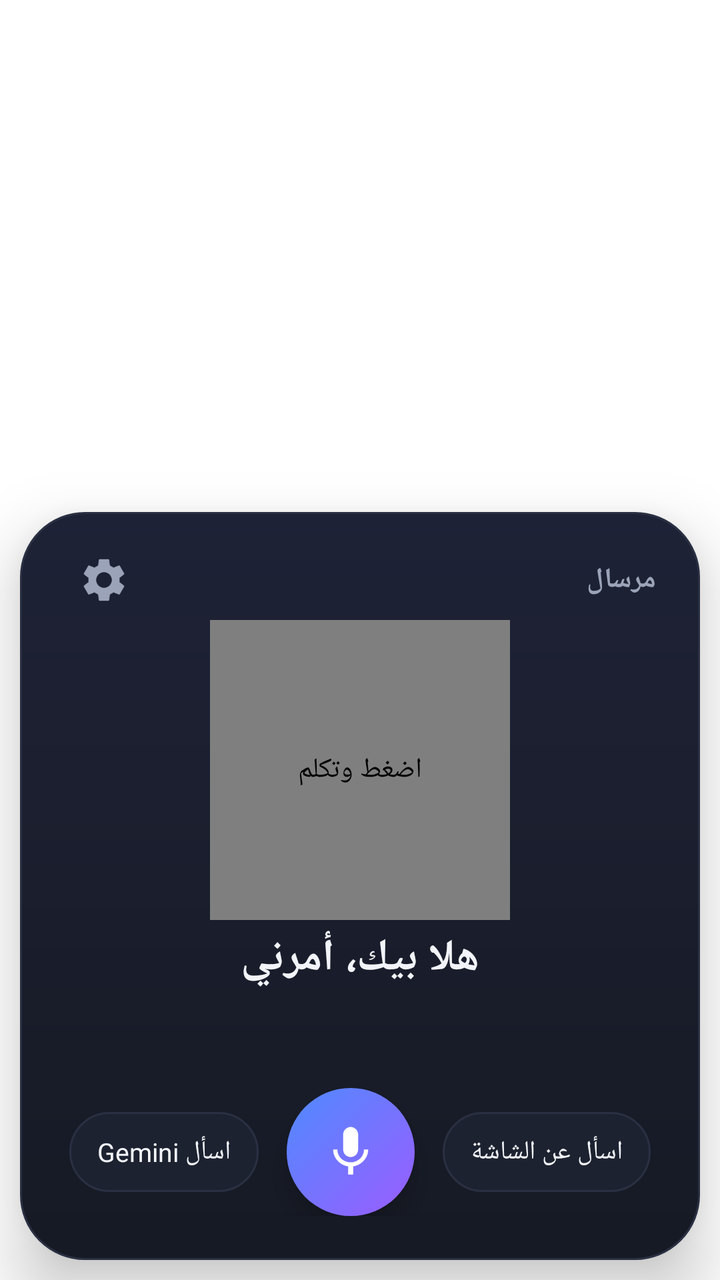
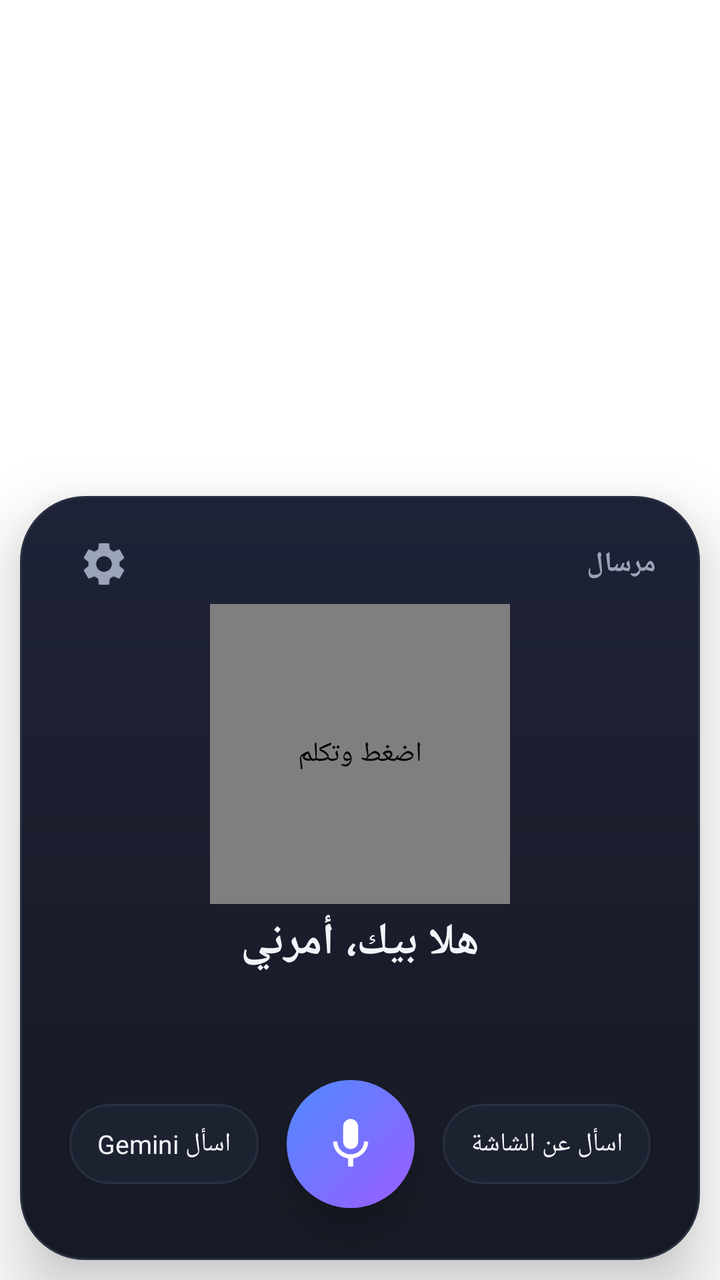

Before-and-after screenshots of an Android layout around one commit, followed by the original layout XML and the change that was made.
<!-- AndroidManifest.xml: activity theme Theme.Naffith.Popup -->
<!-- res/layout/activity_voice_popup.xml -->
<?xml version="1.0" encoding="utf-8"?>
<FrameLayout xmlns:android="http://schemas.android.com/apk/res/android"
    android:id="@+id/popupRoot"
    android:layout_width="match_parent"
    android:layout_height="match_parent"
    android:layoutDirection="rtl">

    <LinearLayout
        android:id="@+id/popupCard"
        android:layout_width="match_parent"
        android:layout_height="wrap_content"
        android:layout_gravity="bottom"
        android:layout_margin="10dp"
        android:background="@drawable/bg_popup"
        android:elevation="20dp"
        android:gravity="center_horizontal"
        android:orientation="vertical"
        android:paddingHorizontal="22dp"
        android:paddingTop="14dp"
        android:paddingBottom="22dp">

        
        <LinearLayout
            android:layout_width="match_parent"
            android:layout_height="wrap_content"
            android:gravity="center_vertical"
            android:orientation="horizontal">

            <TextView
                android:layout_width="0dp"
                android:layout_height="wrap_content"
                android:layout_weight="1"
                android:text="@string/app_name"
                android:textColor="@color/text_secondary"
                android:textSize="14sp"
                android:textStyle="bold" />

            <ImageButton
                android:id="@+id/settingsButton"
                android:layout_width="40dp"
                android:layout_height="40dp"
                android:background="?attr/selectableItemBackgroundBorderless"
                android:contentDescription="@string/settings_description"
                android:src="@drawable/ic_settings" />
        </LinearLayout>

        <com.naffith.app.VoiceOrbView
            android:id="@+id/orbView"
            android:layout_width="150dp"
            android:layout_height="150dp"
            android:contentDescription="@string/mic_description" />

        <TextView
            android:id="@+id/statusText"
            android:layout_width="match_parent"
            android:layout_height="wrap_content"
            android:layout_marginTop="4dp"
            android:gravity="center"
            android:text="@string/hf_greeting"
            android:textColor="@color/text_primary"
            android:textSize="22sp"
            android:textStyle="bold" />

        <TextView
            android:id="@+id/transcriptText"
            android:layout_width="match_parent"
            android:layout_height="wrap_content"
            android:layout_marginTop="6dp"
            android:gravity="center"
            android:minHeight="28dp"
            android:textColor="@color/text_secondary"
            android:textSize="17sp" />

        
        <TextView
            android:id="@+id/answerText"
            android:layout_width="match_parent"
            android:layout_height="wrap_content"
            android:layout_marginTop="10dp"
            android:background="@drawable/bg_card"
            android:lineSpacingExtra="5dp"
            android:maxLines="9"
            android:padding="16dp"
            android:scrollbars="vertical"
            android:textColor="@color/text_primary"
            android:textIsSelectable="true"
            android:textSize="16sp"
            android:visibility="gone" />

        
        <LinearLayout
            android:layout_width="match_parent"
            android:layout_height="wrap_content"
            android:layout_marginTop="16dp"
            android:gravity="center"
            android:orientation="horizontal">

            <TextView
                android:id="@+id/screenButton"
                android:layout_width="wrap_content"
                android:layout_height="40dp"
                android:background="@drawable/bg_chip"
                android:gravity="center"
                android:paddingHorizontal="14dp"
                android:text="@string/ask_screen"
                android:textColor="@color/text_primary"
                android:textSize="13sp" />

            <ImageButton
                android:id="@+id/micButton"
                android:layout_width="64dp"
                android:layout_height="64dp"
                android:layout_marginHorizontal="14dp"
                android:background="@drawable/bg_mic_idle"
                android:contentDescription="@string/mic_description"
                android:elevation="8dp"
                android:padding="17dp"
                android:scaleType="fitCenter"
                android:src="@drawable/ic_mic" />

            <TextView
                android:id="@+id/geminiButton"
                android:layout_width="wrap_content"
                android:layout_height="40dp"
                android:background="@drawable/bg_chip"
                android:gravity="center"
                android:paddingHorizontal="14dp"
                android:text="@string/ask_gemini"
                android:textColor="@color/text_primary"
                android:textSize="13sp" />
        </LinearLayout>
    </LinearLayout>
</FrameLayout>
<!-- resources referenced by this layout -->
<resources>
  <color name="text_primary">#F2F4FA</color>
  <color name="text_secondary">#9AA3B8</color>
  <!-- drawable bg_card (drawable) -->
  <?xml version="1.0" encoding="utf-8"?>
  <shape xmlns:android="http://schemas.android.com/apk/res/android" android:shape="rectangle">
      <solid android:color="@color/surface_card" />
      <stroke android:width="1dp" android:color="@color/surface_stroke" />
      <corners android:radius="22dp" />
  </shape>
  <!-- drawable bg_chip (drawable) -->
  <?xml version="1.0" encoding="utf-8"?>
  <shape xmlns:android="http://schemas.android.com/apk/res/android" android:shape="rectangle">
      <solid android:color="@color/surface_card" />
      <stroke android:width="1dp" android:color="@color/surface_stroke" />
      <corners android:radius="100dp" />
  </shape>
  <!-- drawable bg_mic_idle (drawable) -->
  <?xml version="1.0" encoding="utf-8"?>
  <shape xmlns:android="http://schemas.android.com/apk/res/android" android:shape="oval">
      <gradient
          android:angle="315"
          android:endColor="@color/orb_violet"
          android:startColor="@color/orb_blue" />
  </shape>
  <!-- drawable bg_popup (drawable) -->
  <?xml version="1.0" encoding="utf-8"?>
  <shape xmlns:android="http://schemas.android.com/apk/res/android" android:shape="rectangle">
      <gradient
          android:angle="270"
          android:endColor="@color/surface"
          android:startColor="#1E2236" />
      <stroke android:width="1dp" android:color="@color/surface_stroke" />
      <corners android:radius="32dp" />
  </shape>
  <!-- drawable ic_mic (drawable) -->
  <vector xmlns:android="http://schemas.android.com/apk/res/android"
      android:width="24dp"
      android:height="24dp"
      android:viewportWidth="24"
      android:viewportHeight="24">
      <path
          android:fillColor="#FFFFFF"
          android:pathData="M12,14c1.66,0 2.99,-1.34 2.99,-3L15,5c0,-1.66 -1.34,-3 -3,-3S9,3.34 9,5v6c0,1.66 1.34,3 3,3zM17.3,11c0,3 -2.54,5.1 -5.3,5.1S6.7,14 6.7,11L5,11c0,3.41 2.72,6.23 6,6.72L11,21h2v-3.28c3.28,-0.48 6,-3.3 6,-6.72h-1.7z" />
  </vector>
  <string name="app_name">مرسال</string>
  <string name="ask_gemini">اسأل Gemini</string>
  <string name="ask_screen">اسأل عن الشاشة</string>
  <string name="hf_greeting">هلا بيك، أمرني</string>
  <string name="mic_description">اضغط وتكلم</string>
  <string name="settings_description">الإعدادات</string>
  <style name="Theme.Naffith.Popup" parent="Theme.Naffith">
          <item name="android:windowIsTranslucent">true</item>
          <item name="android:windowBackground">@android:color/transparent</item>
          <item name="android:backgroundDimEnabled">true</item>
          <item name="android:backgroundDimAmount">0.55</item>
          <item name="android:windowAnimationStyle">@android:style/Animation.InputMethod</item>
          <item name="android:statusBarColor">@android:color/transparent</item>
          <item name="android:navigationBarColor">@color/surface</item>
      </style>
  <color name="surface_card">#1D2230</color>
  <color name="surface_stroke">#2A3042</color>
  <color name="orb_violet">#9B5CFF</color>
  <color name="orb_blue">#4F8BFF</color>
  <color name="surface">#161A24</color>
  <color name="brand">#8B6CFF</color>
  <color name="white">#FFFFFF</color>
  <color name="brand_dark">#5B3FD9</color>
  <color name="bg">#0A0C12</color>
  <!-- drawable bg_screen (drawable) -->
  <?xml version="1.0" encoding="utf-8"?>
  <shape xmlns:android="http://schemas.android.com/apk/res/android" android:shape="rectangle">
      <gradient
          android:angle="270"
          android:endColor="@color/bg"
          android:startColor="@color/bg_top" />
  </shape>
  <color name="bg_top">#121626</color>
  <!-- unchanged entries left out for length: 2 -->
</resources>

<!-- the commit's change to res/layout/activity_voice_popup.xml (unified diff, before → after) -->
@@ -7,6 +7,8 @@
 
     <LinearLayout
         android:id="@+id/popupCard"
+        android:clipChildren="false"
+        android:clipToPadding="false"
         android:layout_width="match_parent"
         android:layout_height="wrap_content"
         android:layout_gravity="bottom"
@@ -92,7 +94,9 @@
             android:layout_width="match_parent"
             android:layout_height="wrap_content"
             android:layout_marginTop="16dp"
+            android:clipChildren="false"
             android:gravity="center"
+            android:minHeight="72dp"
             android:orientation="horizontal">
 
             <TextView
